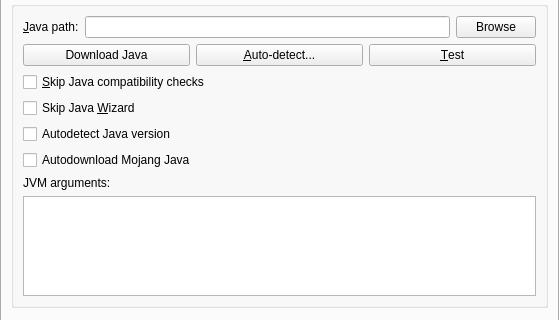
First picture: the form in launcher/ui/pages/global/JavaPage.ui, repository FreesmTeam/FreesmLauncher, before the edit; both pictures show x 0 to 559 and y 176 to 496 of the 559 by 659 pixel window.
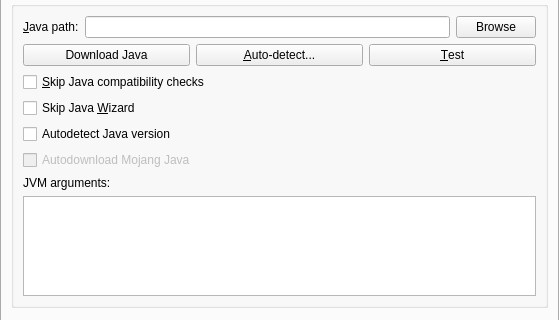
Second picture: the form after the edit. Custom widgets are drawn as their Qt base class.

Commit message: Made auto java checkbox dependent

The edit to the form file:
```diff
--- a/launcher/ui/pages/global/JavaPage.ui
+++ b/launcher/ui/pages/global/JavaPage.ui
@@ -303,6 +303,9 @@
           </item>
           <item row="7" column="0">
            <widget class="QCheckBox" name="autodownloadCheckBox">
+            <property name="enabled">
+             <bool>false</bool>
+            </property>
             <property name="text">
              <string>Autodownload Mojang Java</string>
             </property>
```
The commit also changes 1 other file.
